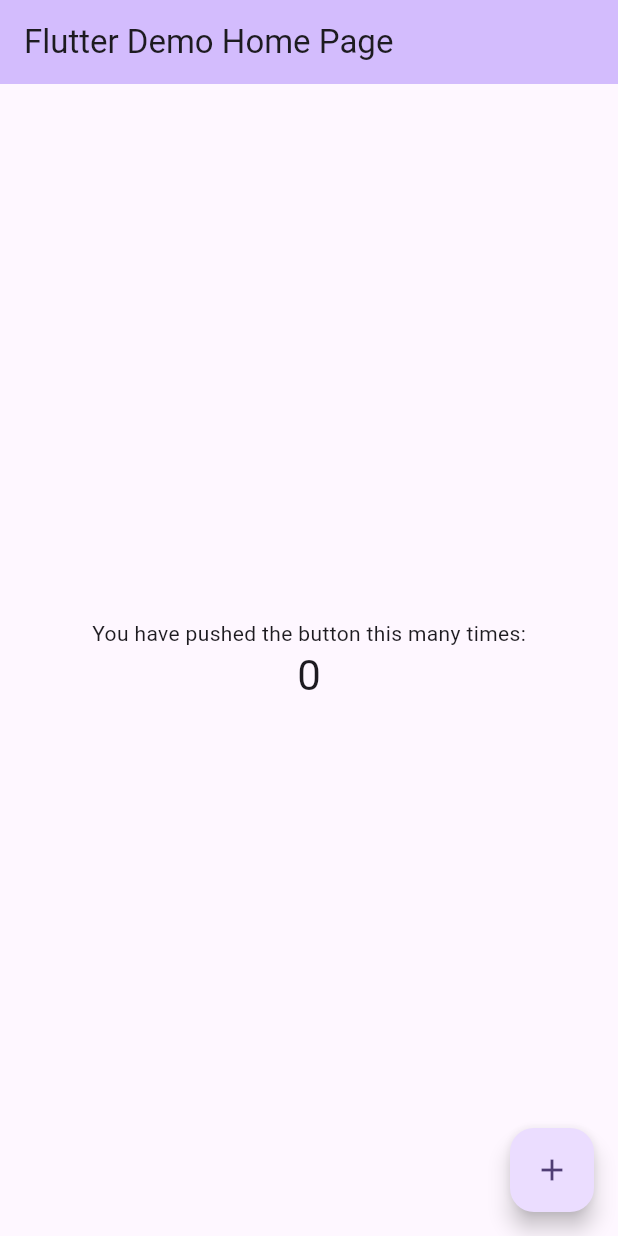
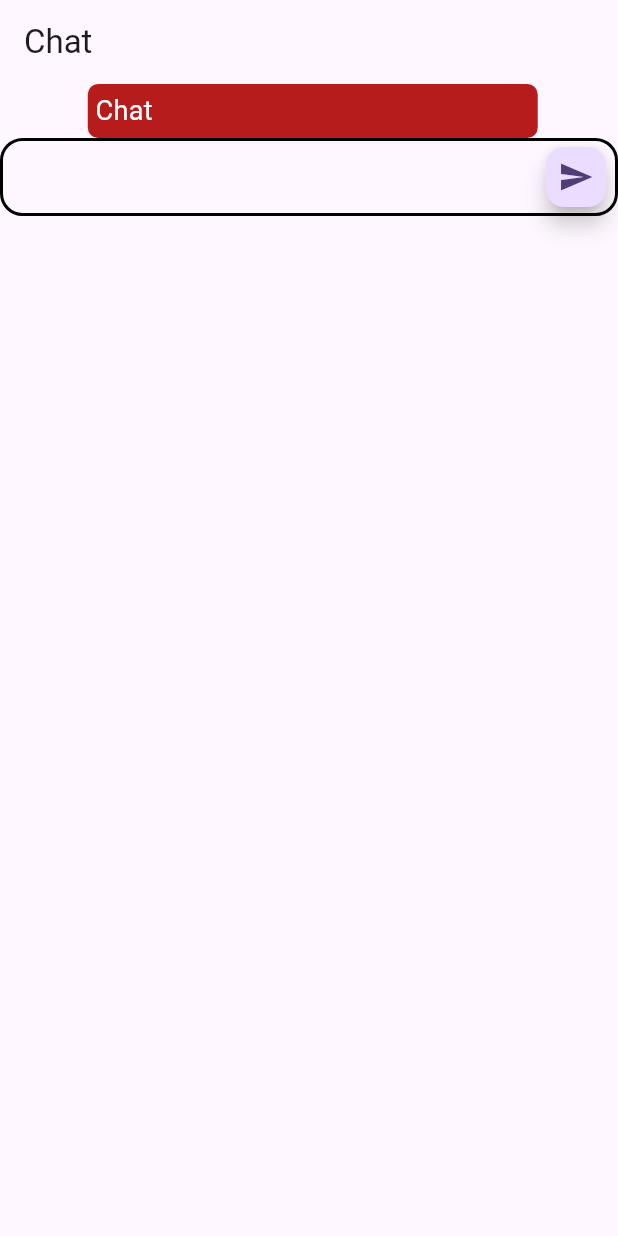
Before and after one commit to SuleimanBM/Realtime-Chat_Application, a Flutter app: the screen it shows after launch, on a phone screen of 412 x 824 dp. Run offline on Flutter 3.47's test engine with Material 3 defaults, Android fonts, the phone set to English and light mode, and no system bars.

Commit message:
started developing the chat screen

```diff
--- /dev/null
+++ b/frontend_flutter/lib/chatPage.dart
@@ -0,0 +1,60 @@
+// ignore_for_file: prefer_const_constructors, prefer_const_literals_to_create_immutables
+
+import 'package:flutter/material.dart';
+
+class Chatpage extends StatefulWidget {
+  const Chatpage({super.key});
+
+  @override
+  State<Chatpage> createState() => _ChatpageState();
+}
+
+class _ChatpageState extends State<Chatpage> {
+  @override
+  Widget build(BuildContext context) {
+    return Scaffold(
+      appBar: AppBar(
+        title: Text("Chat"),
+      ),
+      body: SingleChildScrollView(
+        child: Column(children: [
+          Container(
+            //height: 200,
+            width: 300,
+            padding: EdgeInsets.all(5),
+            margin: EdgeInsets.only(left: 5),
+            decoration: BoxDecoration(
+              color: Colors.red[900],
+              borderRadius: BorderRadius.circular(7),
+            ),
+            child: Text(
+              "Chat",
+              style: TextStyle(color: Colors.white, fontSize: 18),
+            ),
+          ),
+
+          Align(
+            alignment: Alignment.bottomCenter,
+            child: Container(
+              padding: EdgeInsets.only(left: 10, right: 2),
+              decoration: BoxDecoration(
+                border: Border.all(width: 2.0),
+                borderRadius: BorderRadius.circular(15),
+              ),
+              child: Row(
+                children: [
+                  Expanded(
+                    child: TextField(
+                      decoration: InputDecoration(border: InputBorder.none),
+                    ),
+                  ),
+                  FloatingActionButton(mini: true,onPressed: (){}, child: Container(child: Icon(Icons.send)),)
+                ],
+              ),
+            ),
+          ),
+        ]),
+      ),
+    );
+  }
+}
--- a/frontend_flutter/lib/main.dart
+++ b/frontend_flutter/lib/main.dart
@@ -1,4 +1,5 @@
 import 'package:flutter/material.dart';
+import 'package:frontend_flutter/chatPage.dart';
 
 void main() {
   runApp(const MyApp());
@@ -31,95 +32,7 @@
         colorScheme: ColorScheme.fromSeed(seedColor: Colors.deepPurple),
         useMaterial3: true,
       ),
-      home: const MyHomePage(title: 'Flutter Demo Home Page'),
+      home: const Chatpage()
     );
   }
 }
-
-class MyHomePage extends StatefulWidget {
-  const MyHomePage({super.key, required this.title});
-
-  // This widget is the home page of your application. It is stateful, meaning
-  // that it has a State object (defined below) that contains fields that affect
-  // how it looks.
-
-  // This class is the configuration for the state. It holds the values (in this
-  // case the title) provided by the parent (in this case the App widget) and
-  // used by the build method of the State. Fields in a Widget subclass are
-  // always marked "final".
-
-  final String title;
-
-  @override
-  State<MyHomePage> createState() => _MyHomePageState();
-}
-
-class _MyHomePageState extends State<MyHomePage> {
-  int _counter = 0;
-
-  void _incrementCounter() {
-    setState(() {
-      // This call to setState tells the Flutter framework that something has
-      // changed in this State, which causes it to rerun the build method below
-      // so that the display can reflect the updated values. If we changed
-      // _counter without calling setState(), then the build method would not be
-      // called again, and so nothing would appear to happen.
-      _counter++;
-    });
-  }
-
-  @override
-  Widget build(BuildContext context) {
-    // This method is rerun every time setState is called, for instance as done
-    // by the _incrementCounter method above.
-    //
-    // The Flutter framework has been optimized to make rerunning build methods
-    // fast, so that you can just rebuild anything that needs updating rather
-    // than having to individually change instances of widgets.
-    return Scaffold(
-      appBar: AppBar(
-        // TRY THIS: Try changing the color here to a specific color (to
-        // Colors.amber, perhaps?) and trigger a hot reload to see the AppBar
-        // change color while the other colors stay the same.
-        backgroundColor: Theme.of(context).colorScheme.inversePrimary,
-        // Here we take the value from the MyHomePage object that was created by
-        // the App.build method, and use it to set our appbar title.
-        title: Text(widget.title),
-      ),
-      body: Center(
-        // Center is a layout widget. It takes a single child and positions it
-        // in the middle of the parent.
-        child: Column(
-          // Column is also a layout widget. It takes a list of children and
-          // arranges them vertically. By default, it sizes itself to fit its
-          // children horizontally, and tries to be as tall as its parent.
-          //
-          // Column has various properties to control how it sizes itself and
-          // how it positions its children. Here we use mainAxisAlignment to
-          // center the children vertically; the main axis here is the vertical
-          // axis because Columns are vertical (the cross axis would be
-          // horizontal).
-          //
-          // TRY THIS: Invoke "debug painting" (choose the "Toggle Debug Paint"
-          // action in the IDE, or press "p" in the console), to see the
-          // wireframe for each widget.
-          mainAxisAlignment: MainAxisAlignment.center,
-          children: <Widget>[
-            const Text(
-              'You have pushed the button this many times:',
-            ),
-            Text(
-              '$_counter',
-              style: Theme.of(context).textTheme.headlineMedium,
-            ),
-          ],
-        ),
-      ),
-      floatingActionButton: FloatingActionButton(
-        onPressed: _incrementCounter,
-        tooltip: 'Increment',
-        child: const Icon(Icons.add),
-      ), // This trailing comma makes auto-formatting nicer for build methods.
-    );
-  }
-}
```
